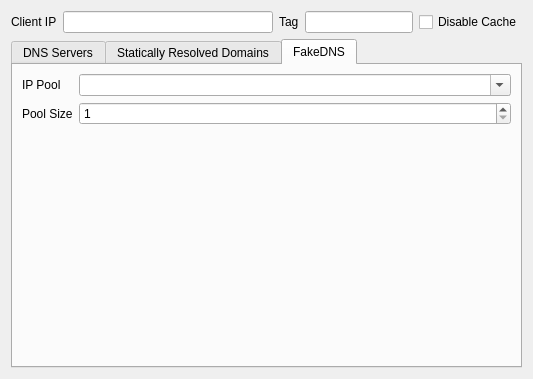
Qt form src/ui/widgets/widgets/DnsSettingsWidget.ui (Qv2ray/Qv2ray) before a commit.
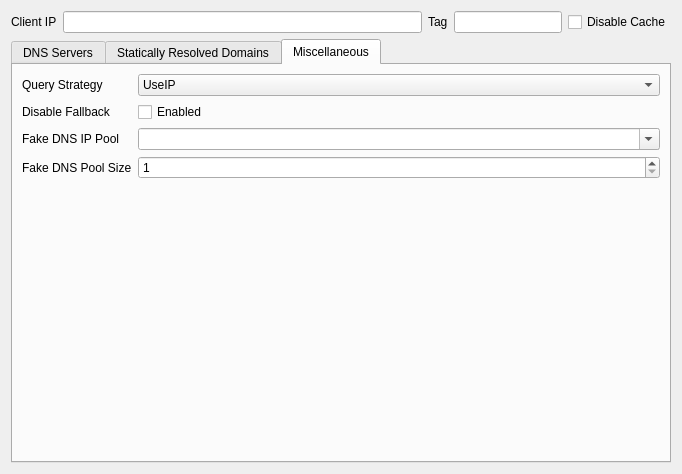
The same form after that commit. The open tabs and pages were chosen to show the change. Icons and pictures are not drawn.

Patch:
```diff
--- a/src/ui/widgets/widgets/DnsSettingsWidget.ui
+++ b/src/ui/widgets/widgets/DnsSettingsWidget.ui
@@ -6,8 +6,8 @@
    <rect>
     <x>0</x>
     <y>0</y>
-    <width>533</width>
-    <height>379</height>
+    <width>682</width>
+    <height>474</height>
    </rect>
   </property>
   <property name="windowTitle">
@@ -313,31 +313,71 @@
      </widget>
      <widget class="QWidget" name="tab_3">
       <attribute name="title">
-       <string>FakeDNS</string>
+       <string>Miscellaneous</string>
       </attribute>
       <layout class="QFormLayout" name="formLayout">
        <item row="0" column="0">
-        <widget class="QLabel" name="label_8">
+        <widget class="QLabel" name="label_10">
          <property name="text">
-          <string>IP Pool</string>
+          <string>Query Strategy</string>
          </property>
         </widget>
        </item>
        <item row="0" column="1">
+        <widget class="QComboBox" name="dnsQueryStrategyCB">
+         <item>
+          <property name="text">
+           <string notr="true">UseIP</string>
+          </property>
+         </item>
+         <item>
+          <property name="text">
+           <string notr="true">UseIPv4</string>
+          </property>
+         </item>
+         <item>
+          <property name="text">
+           <string notr="true">UseIPv6</string>
+          </property>
+         </item>
+        </widget>
+       </item>
+       <item row="1" column="0">
+        <widget class="QLabel" name="label_12">
+         <property name="text">
+          <string>Disable Fallback</string>
+         </property>
+        </widget>
+       </item>
+       <item row="1" column="1">
+        <widget class="QCheckBox" name="dnsDisableFallbackCB">
+         <property name="text">
+          <string>Enabled</string>
+         </property>
+        </widget>
+       </item>
+       <item row="2" column="0">
+        <widget class="QLabel" name="label_8">
+         <property name="text">
+          <string>Fake DNS IP Pool</string>
+         </property>
+        </widget>
+       </item>
+       <item row="2" column="1">
         <widget class="QComboBox" name="fakeDNSIPPool">
          <property name="editable">
           <bool>true</bool>
          </property>
         </widget>
        </item>
-       <item row="1" column="0">
+       <item row="3" column="0">
         <widget class="QLabel" name="label_9">
          <property name="text">
-          <string>Pool Size</string>
+          <string>Fake DNS Pool Size</string>
          </property>
         </widget>
        </item>
-       <item row="1" column="1">
+       <item row="3" column="1">
         <widget class="QSpinBox" name="fakeDNSIPPoolSize">
          <property name="minimum">
           <number>1</number>
```
